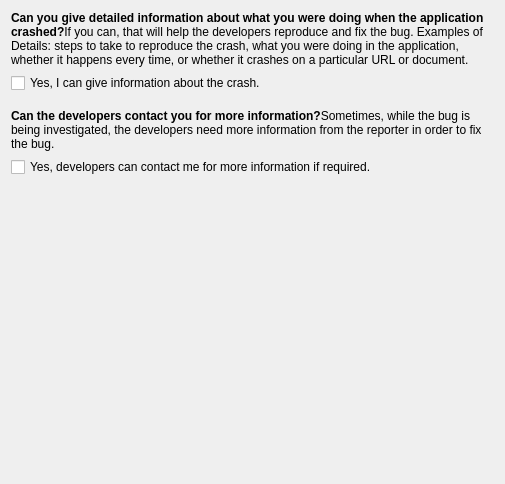
Before: the Qt Designer form drkonqi/ui/assistantpage_bugawareness.ui in KDE/kde-runtime, drawn with Qt 5.
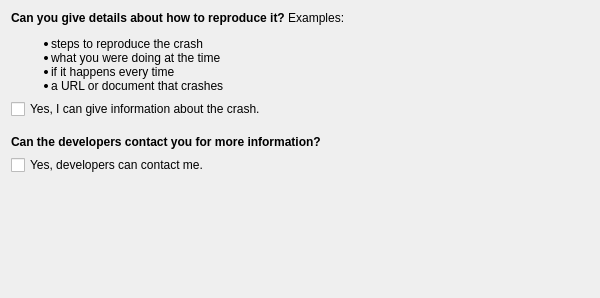
After: the same form once the commit is applied.

Commit message: string cleanup: make them shorter and clearer (i hope)

The edit to the form file:
```diff
--- a/drkonqi/ui/assistantpage_bugawareness.ui
+++ b/drkonqi/ui/assistantpage_bugawareness.ui
@@ -6,29 +6,29 @@
    <rect>
     <x>0</x>
     <y>0</y>
-    <width>505</width>
-    <height>484</height>
+    <width>600</width>
+    <height>298</height>
    </rect>
   </property>
-  <layout class="QVBoxLayout" name="verticalLayout">
-   <item>
+  <layout class="QGridLayout" name="gridLayout">
+   <item row="0" column="0">
     <widget class="QLabel" name="m_detailLabel">
      <property name="text">
-      <string comment="@info refers to 'if you can give detailed information'">&lt;para&gt;&lt;b&gt;Can you give detailed information about what you were doing when the application crashed?&lt;/b&gt;&lt;/para&gt;&lt;para&gt;If you can, that will help the developers reproduce and fix the bug. &lt;emphasis&gt;Examples of Details: steps to take to reproduce the crash, what you were doing in the application, whether it happens every time, or whether it crashes on a particular URL or document.&lt;/emphasis&gt;&lt;/para&gt;</string>
+      <string comment="@info refers to 'if you can give detailed information'">&lt;para&gt;&lt;b&gt;Can you give details about how to reproduce it?&lt;/b&gt;&lt;/para&gt;&lt;/br&gt;&lt;para&gt;&lt;emphasis&gt; Examples: &lt;ul&gt;&lt;li&gt;steps to reproduce the crash&lt;/li&gt; &lt;li&gt;what you were doing at the time&lt;/li&gt; &lt;li&gt;if it happens every time&lt;/li&gt; &lt;li&gt;a URL or document that crashes&lt;/li&gt;&lt;/emphasis&gt;&lt;/para&gt;</string>
      </property>
      <property name="wordWrap">
       <bool>true</bool>
      </property>
     </widget>
    </item>
-   <item>
+   <item row="1" column="0">
     <widget class="QCheckBox" name="m_canDetailCheckBox">
      <property name="text">
       <string comment="@option:check">Yes, I can give information about the crash.</string>
      </property>
     </widget>
    </item>
-   <item>
+   <item row="2" column="0">
     <spacer name="verticalSpacer_2">
      <property name="orientation">
       <enum>Qt::Vertical</enum>
@@ -44,24 +44,24 @@
      </property>
     </spacer>
    </item>
-   <item>
+   <item row="3" column="0">
     <widget class="QLabel" name="m_developersCanContactReporterLabel">
      <property name="text">
-      <string comment="@info">&lt;para&gt;&lt;b&gt;Can the developers contact you for more information?&lt;/b&gt;&lt;/para&gt;&lt;para&gt;Sometimes, while the bug is being investigated, the developers need more information from the reporter in order to fix the bug.&lt;/para&gt;</string>
+      <string comment="@info">&lt;para&gt;&lt;b&gt;Can the developers contact you for more information?&lt;/b&gt;&lt;/para&gt;</string>
      </property>
      <property name="wordWrap">
       <bool>true</bool>
      </property>
     </widget>
    </item>
-   <item>
+   <item row="4" column="0">
     <widget class="QCheckBox" name="m_developersCanContactReporterCheckBox">
      <property name="text">
-      <string comment="@option:check">Yes, developers can contact me for more information if required.</string>
+      <string comment="@option:check">Yes, developers can contact me.</string>
      </property>
     </widget>
    </item>
-   <item>
+   <item row="5" column="0">
     <spacer name="verticalSpacer">
      <property name="orientation">
       <enum>Qt::Vertical</enum>
```
